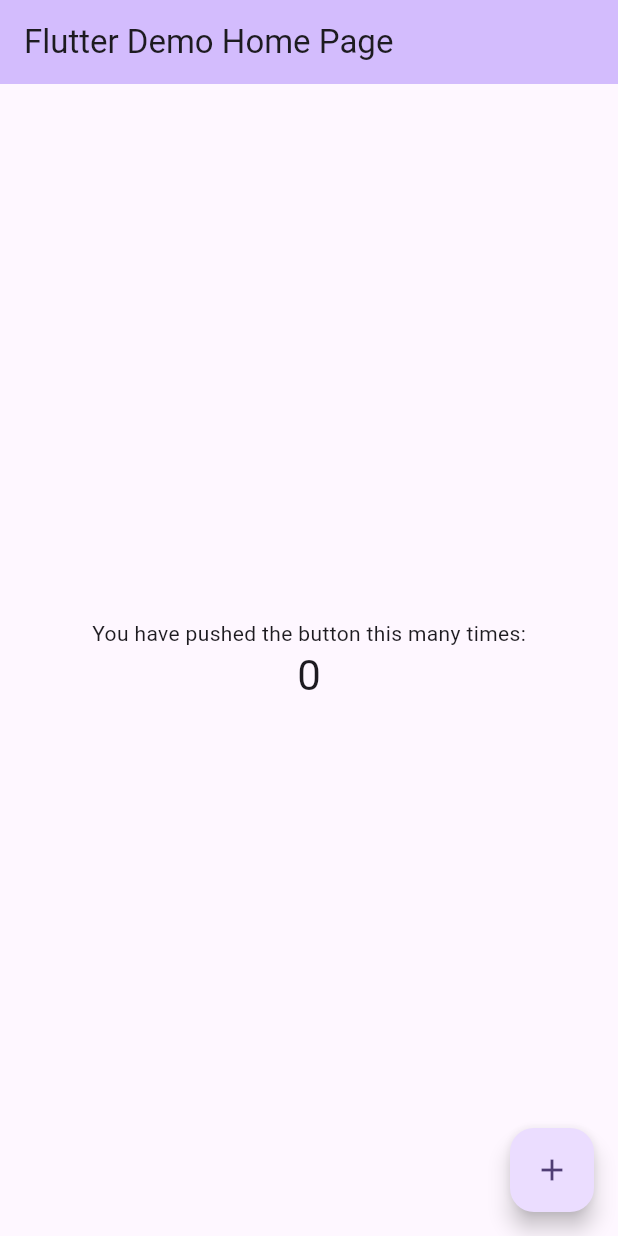
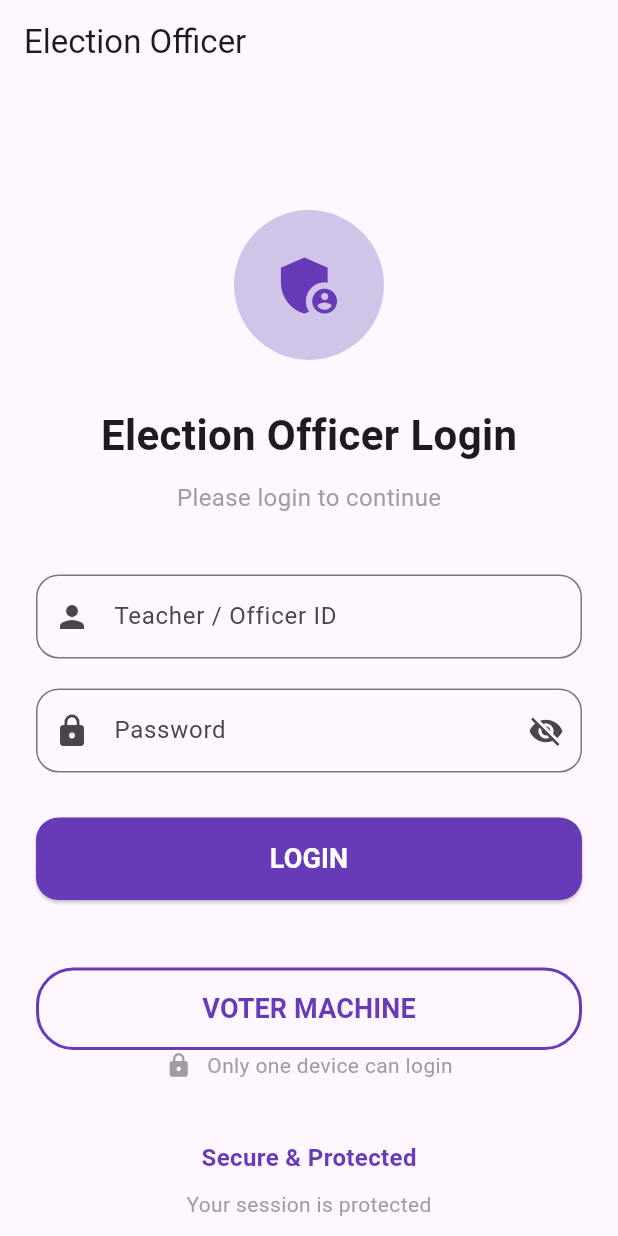
Before and after one commit to KryptoniaN10/electionApp, a Flutter app: the screen it shows after launch, on a phone screen of 412 x 824 dp. Run offline on Flutter 3.47's test engine with Material 3 defaults, Android fonts, the phone set to English and light mode, and no system bars.

Commit message:
Completed election dashboard UI and authentication flow

```diff
--- /dev/null
+++ b/lib/election_officer/views/screens/officer_login_screen.dart
@@ -0,0 +1,224 @@
+import 'package:flutter/material.dart';
+import 'dashboard_screen.dart';
+
+class OfficerLoginScreen extends StatefulWidget {
+  const OfficerLoginScreen({super.key});
+
+  @override
+  State<OfficerLoginScreen> createState() => _OfficerLoginScreenState();
+}
+
+class _OfficerLoginScreenState extends State<OfficerLoginScreen> {
+  bool hidePassword = true;
+  @override
+  Widget build(BuildContext context) {
+    return Scaffold(
+      appBar: AppBar(title: const Text("Election Officer")),
+
+      body: SafeArea(
+        child: SingleChildScrollView(
+          child: Padding(
+            padding: const EdgeInsets.all(24),
+            child: Column(
+              children: [
+                const SizedBox(height: 60),
+
+                Container(
+                  height: 100,
+                  width: 100,
+
+                  decoration: BoxDecoration(
+                    color: Colors.deepPurple.shade100,
+                    shape: BoxShape.circle,
+                  ),
+
+                  child: const Icon(
+                    Icons.admin_panel_settings,
+                    size: 50,
+                    color: Colors.deepPurple,
+                  ),
+                ),
+
+                const SizedBox(height: 30),
+
+                const Text(
+                  "Election Officer Login",
+
+                  style: TextStyle(fontSize: 28, fontWeight: FontWeight.bold),
+                ),
+
+                const SizedBox(height: 10),
+
+                Text(
+                  "Please login to continue",
+
+                  style: TextStyle(color: Colors.grey, fontSize: 16),
+                ),
+                const SizedBox(height: 40),
+
+                TextField(
+                  decoration: InputDecoration(
+                    labelText: "Teacher / Officer ID",
+
+                    hintText: "Enter your ID",
+
+                    prefixIcon: const Icon(Icons.person),
+
+                    border: OutlineInputBorder(
+                      borderRadius: BorderRadius.circular(15),
+                    ),
+                  ),
+                ),
+                const SizedBox(height: 20),
+
+                TextField(
+                  obscureText: hidePassword,
+
+                  decoration: InputDecoration(
+                    labelText: "Password",
+
+                    hintText: "Enter Password",
+
+                    prefixIcon: const Icon(Icons.lock),
+
+                    suffixIcon: IconButton(
+                      icon: Icon(
+                        hidePassword ? Icons.visibility_off : Icons.visibility,
+                      ),
+
+                      onPressed: () {
+                        setState(() {
+                          hidePassword = !hidePassword;
+                        });
+                      },
+                    ),
+
+                    border: OutlineInputBorder(
+                      borderRadius: BorderRadius.circular(15),
+                    ),
+                  ),
+                ),
+                const SizedBox(height: 30),
+
+                SizedBox(
+                  width: double.infinity,
+                  height: 55,
+
+                  child: ElevatedButton(
+                    onPressed: () {
+                      Navigator.push(
+                        context,
+
+                        MaterialPageRoute(
+                          builder: (context) => const DashboardScreen(),
+                        ),
+                      );
+                    },
+
+                    style: ElevatedButton.styleFrom(
+                      backgroundColor: Colors.deepPurple,
+
+                      shape: RoundedRectangleBorder(
+                        borderRadius: BorderRadius.circular(15),
+                      ),
+                    ),
+
+                    child: const Text(
+                      "LOGIN",
+
+                      style: TextStyle(
+                        fontSize: 18,
+
+                        fontWeight: FontWeight.bold,
+
+                        color: Colors.white,
+                      ),
+                    ),
+                  ),
+                ),
+                const SizedBox(height: 30),
+                const SizedBox(height: 15),
+
+                SizedBox(
+                  width: double.infinity,
+
+                  height: 55,
+
+                  child: OutlinedButton(
+                    onPressed: () {
+                      print("Open Voter Machine");
+                    },
+
+                    style: OutlinedButton.styleFrom(
+                      side: const BorderSide(
+                        color: Colors.deepPurple,
+
+                        width: 2,
+                      ),
+
+                      shape: RoundedRectangleBorder(
+                        borderRadius: BorderRadius.circular(25),
+                      ),
+                    ),
+
+                    child: const Text(
+                      "VOTER MACHINE",
+
+                      style: TextStyle(
+                        color: Colors.deepPurple,
+
+                        fontSize: 18,
+
+                        fontWeight: FontWeight.bold,
+                      ),
+                    ),
+                  ),
+                ),
+
+                const Row(
+                  mainAxisAlignment: MainAxisAlignment.center,
+
+                  children: [
+                    Icon(Icons.lock, size: 18, color: Colors.grey),
+
+                    SizedBox(width: 10),
+
+                    Text(
+                      "Only one device can login",
+
+                      style: TextStyle(color: Colors.grey),
+                    ),
+                  ],
+                ),
+
+                const SizedBox(height: 40),
+
+                Text(
+                  "Secure & Protected",
+
+                  style: TextStyle(
+                    color: Colors.deepPurple,
+
+                    fontWeight: FontWeight.bold,
+
+                    fontSize: 16,
+                  ),
+                ),
+
+                const SizedBox(height: 10),
+
+                Text(
+                  "Your session is protected",
+
+                  textAlign: TextAlign.center,
+
+                  style: TextStyle(color: Colors.grey),
+                ),
+              ],
+            ),
+          ),
+        ),
+      ),
+    );
+  }
+}
--- a/lib/main.dart
+++ b/lib/main.dart
@@ -1,4 +1,6 @@
+import 'package:electionapp/election_officer/views/screens/officer_login_screen.dart';
 import 'package:flutter/material.dart';
+//port 'election_officer/views/screens/student_auth_screen.dart';
 
 void main() {
   runApp(const MyApp());
@@ -30,7 +32,9 @@ class MyApp extends StatelessWidget {
         // tested with just a hot reload.
         colorScheme: .fromSeed(seedColor: Colors.deepPurple),
       ),
-      home: const MyHomePage(title: 'Flutter Demo Home Page'),
+      //home: const MyHomePage(title: 'Flutter Demo Home Page'),
+      home: OfficerLoginScreen(),
+      //me: const StudentAuthScreen(),
     );
   }
 }
```
Also changed, not shown: lib/election_officer/views/screens/authentication_code_screen.dart (added, +114 -0 lines), lib/election_officer/views/screens/dashboard_screen.dart (added, +291 -0 lines), lib/election_officer/views/screens/session_summary_screen.dart (added), lib/election_officer/views/screens/voting_status_screen.dart (added), lib/election_officer/views/widgets/action_button.dart (added), lib/election_officer/views/widgets/admission_input.dart (added), lib/election_officer/views/widgets/info_card.dart (added), lib/election_officer/views/widgets/student_status_card.dart (added).
